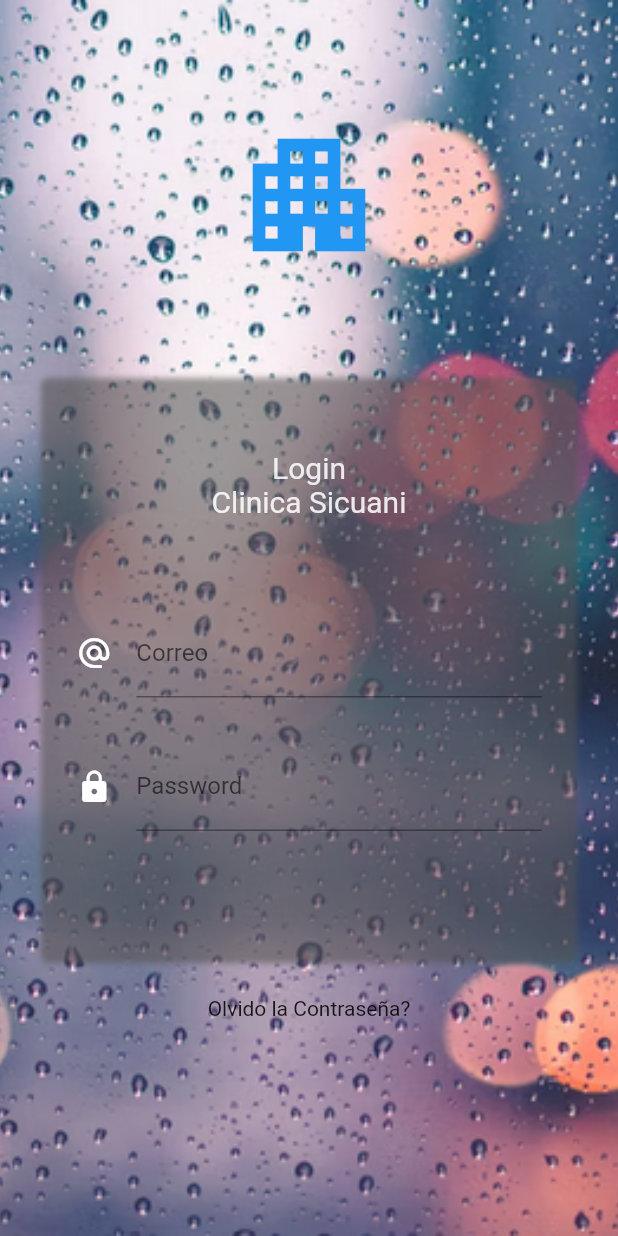
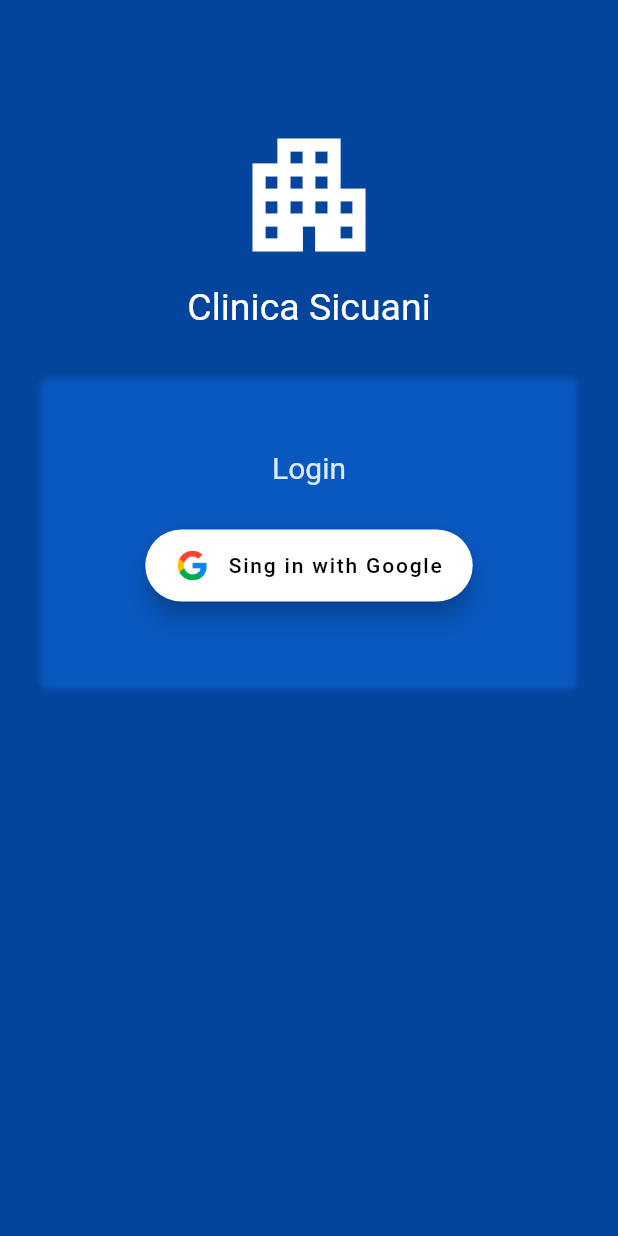
Before and after one commit to Michaelsr/CRUD_FLUTTER, a Flutter app: the screen it shows after launch, on a phone screen of 412 x 824 dp. Run offline on Flutter 3.47's test engine with Material 2 defaults, Android fonts, the phone set to English and light mode, and no system bars; our stand-ins replace google_sign_in, sqflite; accounts and stored records are empty.

Commit message:
sign google

```diff
--- a/lib/main.dart
+++ b/lib/main.dart
@@ -1,3 +1,4 @@
+// @dart=2.18
 import 'package:flutter/material.dart';
 import 'package:flutter_crud/src/pages/boleta_pages.dart';
 import 'package:flutter_crud/src/pages/login_pages.dart';
--- a/lib/src/pages/login_pages.dart
+++ b/lib/src/pages/login_pages.dart
@@ -1,4 +1,7 @@
+// ignore_for_file: non_constant_identifier_names
+
 import 'package:flutter/material.dart';
+import 'package:google_sign_in/google_sign_in.dart';
 
 class LoginPages extends StatelessWidget {
   const LoginPages({super.key});
@@ -19,8 +22,10 @@ class LoginPages extends StatelessWidget {
     // final size = MediaQuery.of(context).size;
     final fondoMorado = Container(
       decoration: const BoxDecoration(
-          image: DecorationImage(
-              image: AssetImage("assets/lluvia.png"), fit: BoxFit.cover)),
+        // image: DecorationImage(
+        //     image: AssetImage("assets/lluvia.png"), fit: BoxFit.cover),
+        color: Color.fromARGB(255, 3, 69, 156),
+      ),
     );
 
     return Stack(
@@ -32,18 +37,18 @@ class LoginPages extends StatelessWidget {
             children: const <Widget>[
               Icon(
                 Icons.apartment_sharp,
-                color: Colors.blue,
+                color: Colors.white,
                 size: 100.0,
               ),
               SizedBox(
                 height: 10.0,
                 width: double.infinity,
               ),
-              // Text(
-              //   'Clinica Sicuani',
-              //   style: TextStyle(
-              //       color: Color.fromARGB(255, 15, 55, 163), fontSize: 25.0),
-              // ),
+              Text(
+                'Clinica Sicuani',
+                style: TextStyle(
+                    color: Color.fromARGB(255, 255, 255, 255), fontSize: 25.0),
+              ),
             ],
           ),
         )
@@ -75,7 +80,7 @@ class LoginPages extends StatelessWidget {
                 borderRadius: BorderRadius.circular(5.0),
                 boxShadow: const <BoxShadow>[
                   BoxShadow(
-                    color: Color.fromARGB(148, 85, 83, 83),
+                    color: Color.fromARGB(255, 9, 88, 192),
                     blurRadius: 3.0,
                     offset: Offset(0.0, 5.0),
                     spreadRadius: 3.0,
@@ -90,74 +95,73 @@ class LoginPages extends StatelessWidget {
                     color: Color.fromARGB(221, 255, 255, 255),
                   ),
                 ),
-                const Text(
-                  "Clinica Sicuani",
-                  style: TextStyle(
-                    fontSize: 20.0,
-                    color: Color.fromARGB(221, 255, 255, 255),
-                  ),
-                ),
-                const SizedBox(
-                  height: 60.0,
-                ),
-                _crearEmail(),
                 const SizedBox(
                   height: 30.0,
                 ),
-                _crearPassword(),
-                const SizedBox(
-                  height: 30.0,
-                ),
-                // _crearBotton(bloc),
+                _BottonGoogle(),
               ],
             ),
-          ),
-          const Text("Olvido la Contraseña?"),
-          const SizedBox(
-            height: 100.0,
           ),
         ],
       ),
     );
   }
 
-  Widget _crearEmail() {
-    return StreamBuilder(
-      builder: (BuildContext context, AsyncSnapshot snapshot) {
-        return Container(
-          padding: const EdgeInsets.symmetric(horizontal: 20.0),
-          child: const TextField(
-            decoration: InputDecoration(
-              icon: Icon(
-                Icons.alternate_email,
-                color: Colors.white,
-              ),
-              hintText: "Ejemplo@correo.com",
-              labelText: "Correo",
-            ),
-          ),
-        );
-      },
-    );
-  }
+  // Widget _crearEmail() {
+  //   return StreamBuilder(
+  //     builder: (BuildContext context, AsyncSnapshot snapshot) {
+  //       return Container(
+  //         padding: const EdgeInsets.symmetric(horizontal: 20.0),
+  //         child: const TextField(
+  //           decoration: InputDecoration(
+  //             icon: Icon(
+  //               Icons.alternate_email,
+  //               color: Colors.white,
+  //             ),
+  //             hintText: "Ejemplo@correo.com",
+  //             labelText: "Correo",
+  //           ),
+  //         ),
+  //       );
+  //     },
+  //   );
+  // }
 
-  Widget _crearPassword() {
-    return StreamBuilder(
-      builder: (BuildContext context, AsyncSnapshot snapshot) {
-        return Container(
-          padding: const EdgeInsets.symmetric(horizontal: 20.0),
-          child: const TextField(
-            obscureText: true,
-            decoration: InputDecoration(
-              icon: Icon(
-                Icons.lock,
-                color: Colors.white,
-              ),
-              labelText: "Password",
-            ),
-          ),
-        );
-      },
+  // Widget _crearPassword() {
+  //   return StreamBuilder(
+  //     builder: (BuildContext context, AsyncSnapshot snapshot) {
+  //       return Container(
+  //         padding: const EdgeInsets.symmetric(horizontal: 20.0),
+  //         child: const TextField(
+  //           obscureText: true,
+  //           decoration: InputDecoration(
+  //             icon: Icon(
+  //               Icons.lock,
+  //               color: Colors.white,
+  //             ),
+  //             labelText: "Password",
+  //           ),
+  //         ),
+  //       );
+  //     },
+  //   );
+  // }
+
+  Widget _BottonGoogle() {
+    return Center(
+      child: FloatingActionButton.extended(
+        onPressed: () {
+          GoogleSignIn().signIn();
+        },
+        icon: Image.asset(
+          'assets/google.jpg',
+          height: 31,
+          width: 31,
+        ),
+        label: const Text('Sing in with Google'),
+        backgroundColor: Colors.white,
+        foregroundColor: Colors.black,
+      ),
     );
   }
 }
--- a/pubspec.yaml
+++ b/pubspec.yaml
@@ -32,11 +32,11 @@ dependencies:
   flutter:
     sdk: flutter
 
-
   # The following adds the Cupertino Icons font to your application.
   # Use with the CupertinoIcons class for iOS style icons.
   cupertino_icons: ^1.0.2
   sqflite: ^2.2.2
+  google_sign_in: ^5.4.2
 dev_dependencies:
   flutter_test:
     sdk: flutter
```
Also changed, not shown: assets/google.jpg (added), pubspec.lock, 5 other files.
